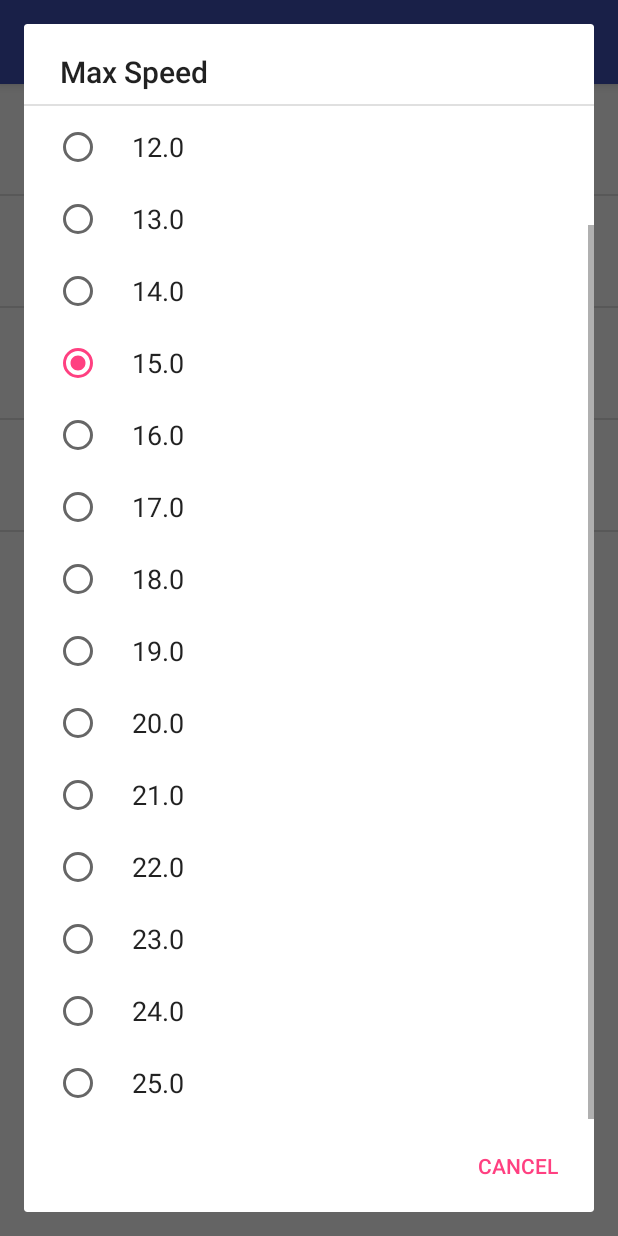
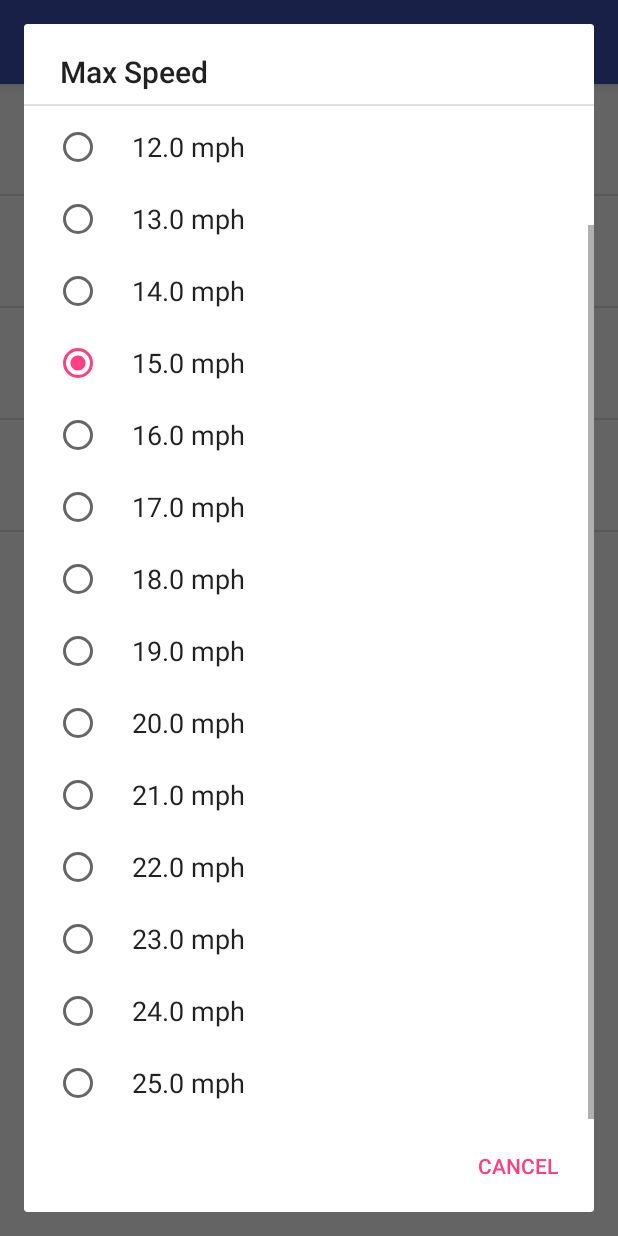
Before and after one commit to admin-it/Android-Treadmill-Controller, an Android app: the PrefActivity screen opened directly, with no data from a screen before it, after a tap on "Max Speed", on a phone screen of 412 x 824 dp. Run offline under Robolectric (Android 15) with nearby library versions, the phone set to English and light mode, and no system bars.

Commit message:
more changes

```diff
--- a/app/src/main/res/values/array.xml
+++ b/app/src/main/res/values/array.xml
@@ -43,6 +43,24 @@
         <item>24.0</item>
         <item>25.0</item>
     </string-array>
+    <string-array name="mileshowArray">
+    <item>10.0 mph</item>
+    <item>11.0 mph</item>
+    <item>12.0 mph</item>
+    <item>13.0 mph</item>
+    <item>14.0 mph</item>
+    <item>15.0 mph</item>
+    <item>16.0 mph</item>
+    <item>17.0 mph</item>
+    <item>18.0 mph</item>
+    <item>19.0 mph</item>
+    <item>20.0 mph</item>
+    <item>21.0 mph</item>
+    <item>22.0 mph</item>
+    <item>23.0 mph</item>
+    <item>24.0 mph</item>
+    <item>25.0 mph</item>
+</string-array>
 
     <string-array name="incmArray">
         <item>0.5</item>
--- a/app/src/main/res/xml/preference.xml
+++ b/app/src/main/res/xml/preference.xml
@@ -12,7 +12,7 @@
         android:summary="Select the max speed of your treadmill."
         android:key="SPRSPD"
         android:defaultValue="15.0"
-        android:entries="@array/mileArray"
+        android:entries="@array/mileshowArray"
         android:entryValues="@array/mileArray"
         />
     <ListPreference     android:title="Max Incline"
```
